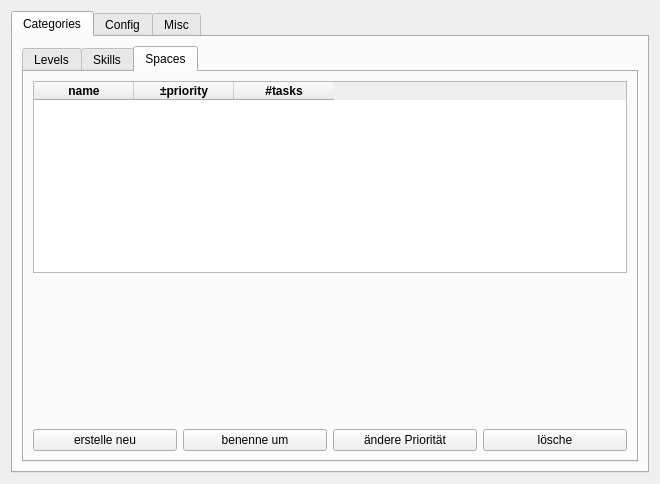
amogorkon/watnu, file src/watnu/ui/settings.ui: the form before one commit.
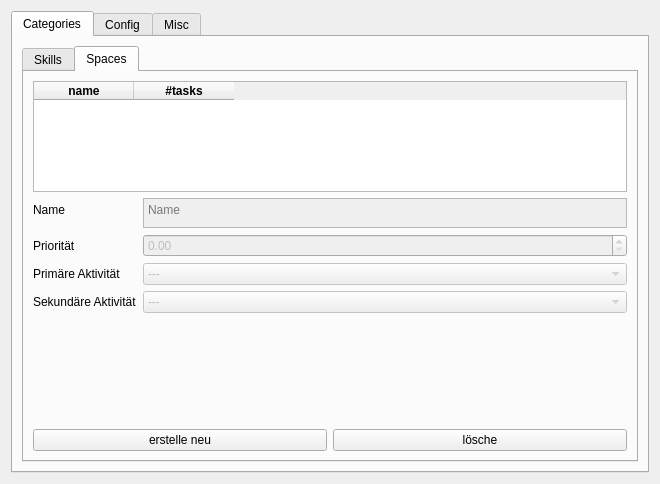
The form after the commit. The open tabs and pages were chosen to show the change.

The edit to the form file:
```diff
--- a/src/watnu/ui/settings.ui
+++ b/src/watnu/ui/settings.ui
@@ -29,33 +29,6 @@
          <property name="currentIndex">
           <number>1</number>
          </property>
-         <widget class="QWidget" name="tab_2">
-          <attribute name="title">
-           <string>Levels</string>
-          </attribute>
-          <widget class="QTableView" name="levels_table">
-           <property name="geometry">
-            <rect>
-             <x>0</x>
-             <y>10</y>
-             <width>611</width>
-             <height>311</height>
-            </rect>
-           </property>
-           <property name="sizePolicy">
-            <sizepolicy hsizetype="Maximum" vsizetype="Maximum">
-             <horstretch>0</horstretch>
-             <verstretch>0</verstretch>
-            </sizepolicy>
-           </property>
-           <property name="sortingEnabled">
-            <bool>true</bool>
-           </property>
-           <property name="wordWrap">
-            <bool>false</bool>
-           </property>
-          </widget>
-         </widget>
          <widget class="QWidget" name="tab_3">
           <attribute name="title">
            <string>Skills</string>
@@ -216,6 +189,9 @@
              <property name="autoFillBackground">
               <bool>true</bool>
              </property>
+             <property name="sizeAdjustPolicy">
+              <enum>QAbstractScrollArea::AdjustToContentsOnFirstShow</enum>
+             </property>
              <property name="editTriggers">
               <set>QAbstractItemView::DoubleClicked|QAbstractItemView::EditKeyPressed</set>
              </property>
@@ -257,20 +233,6 @@
                <set>AlignCenter</set>
               </property>
              </column>
-             <column>
-              <property name="text">
-               <string>±priority</string>
-              </property>
-              <property name="font">
-               <font>
-                <weight>75</weight>
-                <bold>true</bold>
-               </font>
-              </property>
-              <property name="textAlignment">
-               <set>AlignCenter</set>
-              </property>
-             </column>
              <column>
               <property name="text">
                <string>#tasks</string>
@@ -287,6 +249,100 @@
              </column>
             </widget>
            </item>
+           <item>
+            <layout class="QFormLayout" name="formLayout">
+             <property name="topMargin">
+              <number>0</number>
+             </property>
+             <item row="0" column="0">
+              <widget class="QLabel" name="label">
+               <property name="text">
+                <string>Name</string>
+               </property>
+              </widget>
+             </item>
+             <item row="0" column="1">
+              <widget class="QTextEdit" name="space_name">
+               <property name="enabled">
+                <bool>false</bool>
+               </property>
+               <property name="maximumSize">
+                <size>
+                 <width>16777215</width>
+                 <height>30</height>
+                </size>
+               </property>
+               <property name="verticalScrollBarPolicy">
+                <enum>Qt::ScrollBarAlwaysOff</enum>
+               </property>
+               <property name="horizontalScrollBarPolicy">
+                <enum>Qt::ScrollBarAlwaysOff</enum>
+               </property>
+               <property name="sizeAdjustPolicy">
+                <enum>QAbstractScrollArea::AdjustToContentsOnFirstShow</enum>
+               </property>
+               <property name="acceptRichText">
+                <bool>false</bool>
+               </property>
+               <property name="placeholderText">
+                <string>Name</string>
+               </property>
+              </widget>
+             </item>
+             <item row="2" column="1">
+              <widget class="QComboBox" name="space_primary_activity">
+               <property name="enabled">
+                <bool>false</bool>
+               </property>
+               <item>
+                <property name="text">
+                 <string>---</string>
+                </property>
+               </item>
+              </widget>
+             </item>
+             <item row="3" column="1">
+              <widget class="QComboBox" name="space_secondary_activity">
+               <property name="enabled">
+                <bool>false</bool>
+               </property>
+               <item>
+                <property name="text">
+                 <string>---</string>
+                </property>
+               </item>
+              </widget>
+             </item>
+             <item row="1" column="1">
+              <widget class="QDoubleSpinBox" name="space_priority">
+               <property name="enabled">
+                <bool>false</bool>
+               </property>
+              </widget>
+             </item>
+             <item row="1" column="0">
+              <widget class="QLabel" name="label_2">
+               <property name="text">
+                <string>Priorität</string>
+               </property>
+              </widget>
+             </item>
+             <item row="2" column="0">
+              <widget class="QLabel" name="label_3">
+               <property name="text">
+                <string>Primäre Aktivität</string>
+               </property>
+              </widget>
+             </item>
+             <item row="3" column="0">
+              <widget class="QLabel" name="label_4">
+               <property name="text">
+                <string>Sekundäre Aktivität</string>
+               </property>
+              </widget>
+             </item>
+            </layout>
+           </item>
            <item>
             <spacer name="verticalSpacer_2">
              <property name="orientation">
@@ -301,32 +357,8 @@
             </spacer>
            </item>
            <item>
-            <layout class="QHBoxLayout" name="horizontalLayout_2">
-             <item>
-              <widget class="QPushButton" name="create_space">
-               <property name="text">
-                <string>erstelle neu</string>
-               </property>
-              </widget>
-             </item>
-             <item>
-              <widget class="QPushButton" name="rename_space">
-               <property name="text">
-                <string>benenne um</string>
-               </property>
-               <property name="autoDefault">
-                <bool>true</bool>
-               </property>
-              </widget>
-             </item>
-             <item>
-              <widget class="QPushButton" name="set_prio_space">
-               <property name="text">
-                <string>ändere Priorität</string>
-               </property>
-              </widget>
-             </item>
-             <item>
+            <layout class="QGridLayout" name="gridLayout_5">
+             <item row="2" column="3">
               <widget class="QPushButton" name="delete_space">
                <property name="text">
                 <string>lösche</string>
@@ -336,6 +368,13 @@
                </property>
               </widget>
              </item>
+             <item row="2" column="0">
+              <widget class="QPushButton" name="create_space">
+               <property name="text">
+                <string>erstelle neu</string>
+               </property>
+              </widget>
+             </item>
             </layout>
            </item>
           </layout>
```
Left out of the diff: 25 changed lines with no effect on the pictures.
